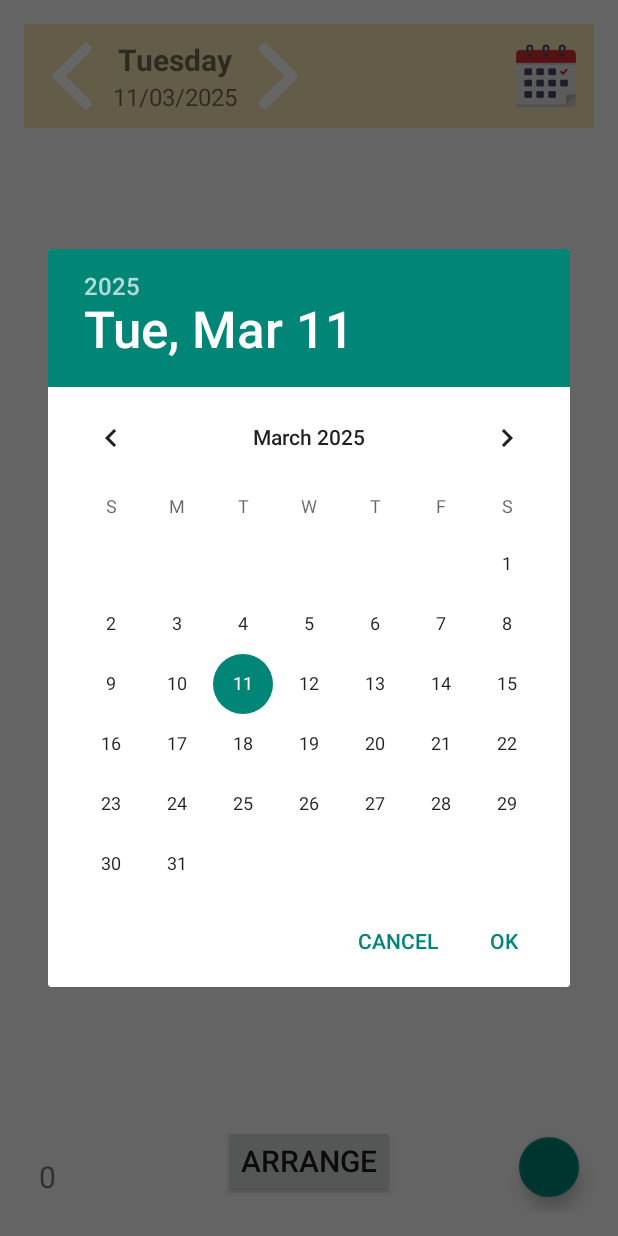
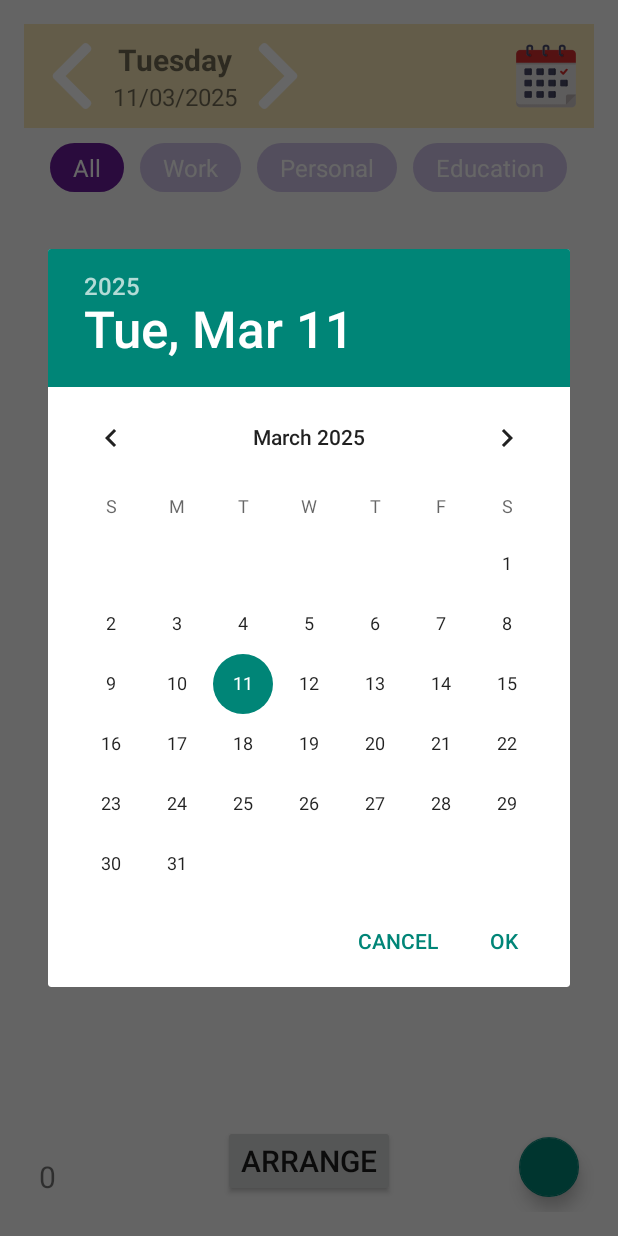
Before and after one commit to LeQNha/DACN1_ToTasks, an Android app: the screen it shows after launch (TasksSchedulePrototype), after a tap on an icon or button, on a phone screen of 412 x 824 dp. Run offline under Robolectric (Android 15) with nearby library versions, the light colour scheme and no system bars; our stand-ins replace Firebase (no records; nobody signed in at launch, a user with empty details on screens opened directly); 1 statement that could not run was skipped.

Commit message:
filter function but bug

```diff
--- a/ToTasksApp/app/build.gradle.kts
+++ b/ToTasksApp/app/build.gradle.kts
@@ -6,6 +6,8 @@ plugins {
     // Add the Google services Gradle plugin
     id("com.google.gms.google-services")
     id("kotlin-parcelize")
+    id("kotlin-kapt") // Bật Kapt
+
 
 }
 
@@ -81,4 +83,7 @@ dependencies {
 
 //    implementation ("com.google.firebase:firebase-auth:22.1.1")
 
+    implementation("com.airbnb.android:epoxy:5.1.3")
+    kapt("com.airbnb.android:epoxy-processor:5.1.3")
+
 }
--- a/ToTasksApp/app/src/main/java/com/example/totasks/ui/TasksSchedulePrototype.kt
+++ b/ToTasksApp/app/src/main/java/com/example/totasks/ui/TasksSchedulePrototype.kt
@@ -3,6 +3,7 @@ package com.example.totasks.ui
 import android.app.DatePickerDialog
 import android.content.Intent
 import android.os.Bundle
+import android.widget.TextView
 import androidx.recyclerview.widget.LinearLayoutManager
 import com.example.totasks.adapters.TasksScheduleAdapter
 import com.example.totasks.databinding.ActivityTasksSchedulePrototypeBinding
@@ -25,11 +26,15 @@ class TasksSchedulePrototype : BaseActivity(), TaskDialogListener {
     lateinit var taskArrayList: ArrayList<Task>
 
     lateinit var selectedDate: Date
-//    lateinit var selectedDateId: String
     lateinit var selectedDayOfWeek: String
     companion object{
         var selectedDateId: String = ""
     }
+
+    lateinit var filterAllBtn: TextView
+    lateinit var filterWorkBtn: TextView
+    lateinit var filterPersonalBtn: TextView
+    lateinit var filterEducationBtn: TextView
 
 
     override fun onCreate(savedInstanceState: Bundle?) {
@@ -41,10 +46,12 @@ class TasksSchedulePrototype : BaseActivity(), TaskDialogListener {
         predictedTaskArrayList = arrayListOf()
 
         dateSetUp()
+        filterButtonsSetUp()
         taskScheduleRvSetUp()
         taskScheduleRvUpdate()
         onClickListennerSetUp()
     }
+
 
     fun taskScheduleRvSetUp() {
         tasksScheduleAdapter = TasksScheduleAdapter(taskScheduleViewModel)
@@ -88,7 +95,6 @@ class TasksSchedulePrototype : BaseActivity(), TaskDialogListener {
 
         binding.predictTaskScheduleBtn.setOnClickListener {
 
-//            taskViewModel.deleteTasks()
             taskScheduleViewModel.deleteAllTasks(selectedDateId)
             for (task in taskArrayList) {
                 taskViewModel.predictTaskSchedule(task)
@@ -101,18 +107,59 @@ class TasksSchedulePrototype : BaseActivity(), TaskDialogListener {
         binding.openCalendarBtn.setOnClickListener {
             showDatePickerDialog()
         }
+
+        val filters = listOf(filterAllBtn, filterWorkBtn, filterPersonalBtn, filterEducationBtn)
+
+        // Mặc định chọn "All"
+        filterAllBtn.isSelected = true
+
+        filters.forEach { filter ->
+            filter.setOnClickListener {
+                // Đặt tất cả về trạng thái không được chọn
+                filters.forEach { it.isSelected = false }
+                // Chỉ đặt filter được nhấn là được chọn
+                filter.isSelected = true
+
+                if(filter.text == "All"){
+                    taskScheduleViewModel.getTasks(selectedDateId)
+                }else{
+                    taskScheduleViewModel.getTasksByType(selectedDateId, filter.text.toString().trim())
+                }
+            }
+        }
+
+//        filterAllBtn.setOnClickListener {
+//            taskScheduleViewModel.getTasks(selectedDateId)
+//            filterAllBtn.isSelected = true
+//            filterWorkBtn.isSelected = false
+//            filterPersonalBtn.isSelected = false
+//            filterEducationBtn.isSelected = false
+//        }
+//        filterWorkBtn.setOnClickListener {
+//            taskScheduleViewModel.getTasksByType(selectedDateId, "Work")
+//            filterAllBtn.isSelected = false
+//            filterWorkBtn.isSelected = true
+//            filterPersonalBtn.isSelected = false
+//            filterEducationBtn.isSelected = false
+//        }
+//        filterPersonalBtn.setOnClickListener {
+//            taskScheduleViewModel.getTasksByType(selectedDateId, "Personal")
+//            filterAllBtn.isSelected = false
+//            filterWorkBtn.isSelected = false
+//            filterPersonalBtn.isSelected = true
+//            filterEducationBtn.isSelected = false
+//        }
+//        filterEducationBtn.setOnClickListener {
+//            taskScheduleViewModel.getTasksByType(selectedDateId, "Education")
+//            filterAllBtn.isSelected = false
+//            filterWorkBtn.isSelected = false
+//            filterPersonalBtn.isSelected = false
+//            filterEducationBtn.isSelected = true
+//        }
+
     }
 
     fun taskScheduleRvUpdate() {
-//        taskViewModel._predictedTask.observe(this){ predictedTask ->
-//            predictedTaskArrayList.add(predictedTask)
-//            predictedTaskArrayList.sortBy {
-//                it.StartTimeInMinute
-//            }
-//            tasksScheduleAdapter.differ.submitList(predictedTaskArrayList.toList()) // Cập nhật danh sách
-//            tasksScheduleAdapter.notifyDataSetChanged()
-//        }
-
 
         var predictedTask: Task? = null
         taskViewModel._predictedTask.observe(this) { it ->
@@ -139,6 +186,13 @@ class TasksSchedulePrototype : BaseActivity(), TaskDialogListener {
         tasksScheduleAdapter.notifyDataSetChanged()
 
 //        taskViewModel.addTask(task)
+    }
+
+    private fun filterButtonsSetUp(){
+        filterAllBtn = binding.filterAll
+        filterWorkBtn = binding.filterWork
+        filterPersonalBtn = binding.filterPersonal
+        filterEducationBtn = binding.filterEducation
     }
 
     private fun dateSetUp() {
--- a/ToTasksApp/app/src/main/java/com/example/totasks/viewmodels/TaskScheduleViewModel.kt
+++ b/ToTasksApp/app/src/main/java/com/example/totasks/viewmodels/TaskScheduleViewModel.kt
@@ -25,6 +25,12 @@ class TaskScheduleViewModel(val taskScheduleRepository: TaskScheduleRepository)
         }
     }
 
+    fun getTasksByType(dateId: String, taskType: String){
+        taskScheduleRepository.getTasksByType(dateId, taskType){
+            _tasks.postValue(it)
+        }
+    }
+
     fun deleteTask(dateId: String, taskId: String){
         taskScheduleRepository.deleteTask(dateId, taskId)
     }
--- /dev/null
+++ b/ToTasksApp/app/src/main/res/drawable/filter_background.xml
@@ -0,0 +1,7 @@
+<?xml version="1.0" encoding="utf-8"?>
+<selector xmlns:android="http://schemas.android.com/apk/res/android">
+    <!-- Trạng thái được chọn -->
+    <item android:drawable="@drawable/filter_selected" android:state_selected="true"/>
+    <!-- Trạng thái không được chọn -->
+    <item android:drawable="@drawable/filter_unselected"/>
+</selector>
--- /dev/null
+++ b/ToTasksApp/app/src/main/res/drawable/filter_selected.xml
@@ -0,0 +1,8 @@
+<?xml version="1.0" encoding="utf-8"?>
+<shape xmlns:android="http://schemas.android.com/apk/res/android"
+    android:shape="rectangle">
+
+    <corners android:radius="20dp"/>
+    <solid android:color="@color/purple_dark"/>
+
+</shape>
--- /dev/null
+++ b/ToTasksApp/app/src/main/res/drawable/filter_unselected.xml
@@ -0,0 +1,8 @@
+<?xml version="1.0" encoding="utf-8"?>
+<shape xmlns:android="http://schemas.android.com/apk/res/android"
+    android:shape="rectangle">
+
+    <corners android:radius="20dp"/>
+    <solid android:color="@color/purple_light"/>
+
+</shape>
--- a/ToTasksApp/app/src/main/res/layout/activity_tasks_schedule_prototype.xml
+++ b/ToTasksApp/app/src/main/res/layout/activity_tasks_schedule_prototype.xml
@@ -90,6 +90,66 @@
 
     </androidx.constraintlayout.widget.ConstraintLayout>
 
+    <LinearLayout
+        android:id="@+id/taskFilterLayout"
+        android:layout_width="match_parent"
+        android:layout_height="wrap_content"
+        android:layout_marginTop="10dp"
+        android:orientation="horizontal"
+        android:gravity="center"
+        app:layout_constraintTop_toBottomOf="@id/scheduleConstraintLayout"
+        app:layout_constraintStart_toStartOf="parent"
+        app:layout_constraintEnd_toEndOf="parent">
+
+        <TextView
+            android:id="@+id/filterAll"
+            android:layout_width="wrap_content"
+            android:layout_height="wrap_content"
+            android:text="All"
+            android:textSize="16sp"
+            android:layout_marginHorizontal="5dp"
+            android:paddingVertical="5dp"
+            android:paddingHorizontal="15dp"
+            android:background="@drawable/filter_background"
+            android:textColor="@color/white"/>
+
+        <TextView
+            android:id="@+id/filterWork"
+            android:layout_width="wrap_content"
+            android:layout_height="wrap_content"
+            android:text="Work"
+            android:textSize="16sp"
+            android:layout_marginHorizontal="5dp"
+            android:paddingVertical="5dp"
+            android:paddingHorizontal="15dp"
+            android:background="@drawable/filter_background"
+            android:textColor="@color/white"/>
+
+        <TextView
+            android:id="@+id/filterPersonal"
+            android:layout_width="wrap_content"
+            android:layout_height="wrap_content"
+            android:text="Personal"
+            android:textSize="16sp"
+            android:layout_marginHorizontal="5dp"
+            android:paddingVertical="5dp"
+            android:paddingHorizontal="15dp"
+            android:background="@drawable/filter_background"
+            android:textColor="@color/white"/>
+
+        <TextView
+            android:id="@+id/filterEducation"
+            android:layout_width="wrap_content"
+            android:layout_height="wrap_content"
+            android:text="Education"
+            android:textSize="16sp"
+            android:layout_marginHorizontal="5dp"
+            android:paddingVertical="5dp"
+            android:paddingHorizontal="15dp"
+            android:background="@drawable/filter_background"
+            android:textColor="@color/white"/>
+    </LinearLayout>
+
     <androidx.recyclerview.widget.RecyclerView
         android:id="@+id/taskScheduleRv"
         android:layout_width="match_parent"
@@ -97,7 +157,7 @@
         android:layout_marginTop="10dp"
         app:layout_constraintEnd_toEndOf="parent"
         app:layout_constraintStart_toStartOf="parent"
-        app:layout_constraintTop_toBottomOf="@+id/scheduleConstraintLayout" />
+        app:layout_constraintTop_toBottomOf="@+id/taskFilterLayout" />
 
     <com.google.android.material.floatingactionbutton.FloatingActionButton
         android:id="@+id/addTaskFab"
--- a/ToTasksApp/app/src/main/res/values/colors.xml
+++ b/ToTasksApp/app/src/main/res/values/colors.xml
@@ -2,4 +2,12 @@
 <resources>
     <color name="black">#FF000000</color>
     <color name="white">#FFFFFFFF</color>
+
+
+    <color name="purple_50">#ede3eb</color>
+    <color name="purple_200">#b98eb1</color>
+    <color name="purple_500">#831f76</color>
+
+    <color name="purple_dark">#6A1B9A</color> <!-- Tím đậm -->
+    <color name="purple_light">#D1C4E9</color> <!-- Tím nhạt -->
 </resources>
--- /dev/null
+++ b/ToTasksApp/app/src/main/res/values/dimens.xml
@@ -0,0 +1,4 @@
+<?xml version="1.0" encoding="utf-8"?>
+<resources>
+    <dimen name="corner_radius">12dp</dimen>
+</resources>
```
Also changed, not shown: ToTasksApp/app/src/main/java/com/example/totasks/adapters/TasksScheduleAdapter.kt (+9 -0 lines), ToTasksApp/app/src/main/java/com/example/totasks/repositories/TaskScheduleRepository.kt (+25 -4 lines), ToTasksApp/app/src/main/res/layout/task_type_filter.xml (added, +26 -0 lines).
